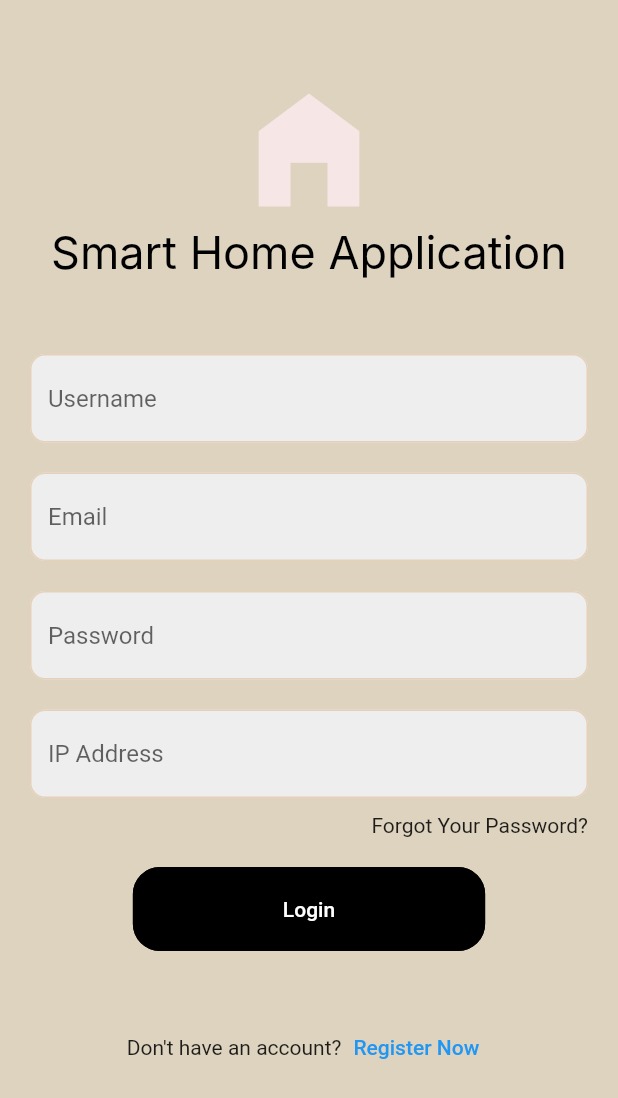
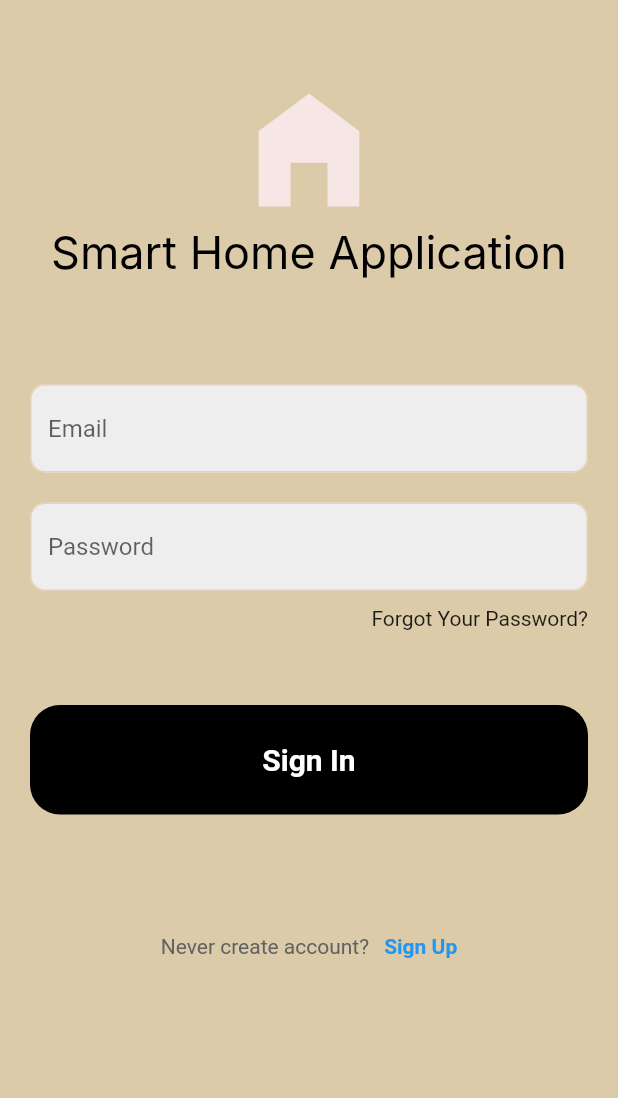
Before and after one commit to Adyatma-Dwiki/TugasRancangMade, a Flutter app: the screen it shows after launch, on a phone screen of 412 x 824 dp. Shown: the top 1098 px of the screen. Run offline on Flutter 3.47's test engine with Material 2 defaults, Android fonts, the light colour scheme and no system bars; our stand-ins replace firebase_auth, firebase_core; accounts and stored records are empty; Roboto replaces fonts that are missing (Inter).

Commit message:
Update semua bang

```diff
--- /dev/null
+++ b/lib/components/my_button.dart
@@ -0,0 +1,33 @@
+// ignore_for_file: prefer_const_constructors
+
+import 'package:flutter/material.dart';
+
+class MyButton extends StatelessWidget {
+  const MyButton({super.key, required this.onTap, required this.text});
+
+  final Function()? onTap;
+  final String text;
+  @override
+  Widget build(BuildContext context) {
+    return GestureDetector(
+      onTap: onTap,
+      child: Container(
+        padding: EdgeInsets.all(25),
+        margin: EdgeInsets.symmetric(horizontal: 20),
+        decoration: BoxDecoration(
+          color: Color.fromARGB(255, 0, 0, 0),
+          borderRadius: BorderRadius.circular(20),
+        ),
+        child: Center(
+          child: Text(
+            text,
+            style: const TextStyle(
+            color: Colors.white,
+            fontSize: 20,
+            fontWeight: FontWeight.bold),
+          ),
+        ),
+      ),
+    );
+  }
+}
--- a/lib/main.dart
+++ b/lib/main.dart
@@ -1,10 +1,16 @@
-// ignore_for_file: use_key_in_widget_constructors
+// ignore_for_file: use_key_in_widget_constructors, unused_import, prefer_typing_uninitialized_variables, non_constant_identifier_names, prefer_const_constructors
 
 import 'package:flutter/material.dart';
+import 'package:firebase_core/firebase_core.dart';
+import 'package:tugasrancang/pages/auth_page.dart';
+import 'firebase_options.dart';
+import 'pages/login_page.dart';
 
-import 'login_page.dart';
-
-void main() {
+void main() async{
+  WidgetsFlutterBinding.ensureInitialized();
+  await Firebase.initializeApp(
+  options: DefaultFirebaseOptions.currentPlatform,
+);
   runApp( MyApp());
 }
 
@@ -14,7 +20,7 @@ class MyApp extends StatelessWidget {
   Widget build(BuildContext context) {
     return MaterialApp(
       debugShowCheckedModeBanner: false,
-      home: LoginPage(),
+      home: AuthPage(),
 
     );
   }
--- /dev/null
+++ b/lib/pages/auth_page.dart
@@ -0,0 +1,27 @@
+// ignore_for_file: use_key_in_widget_constructors, prefer_const_constructors, unused_import
+
+import 'package:flutter/material.dart';
+import 'package:firebase_auth/firebase_auth.dart';
+
+import 'home_page.dart';
+import 'login_or_register.dart';
+import 'login_page.dart';
+
+class AuthPage extends StatelessWidget {
+
+  @override
+  Widget build(BuildContext context) {
+    return  Scaffold(
+      body: StreamBuilder<User?>(
+        stream: FirebaseAuth.instance.authStateChanges(),
+        builder: ((context, snapshot) {
+          if(snapshot.hasData){
+            return HomePage();
+          }else
+          {
+            return LoginOrRegisterPage();
+          }
+        }),),
+    );
+  }
+}
--- /dev/null
+++ b/lib/pages/login_or_register.dart
@@ -0,0 +1,32 @@
+import 'package:flutter/material.dart';
+import 'package:tugasrancang/pages/register_page.dart';
+
+import 'login_page.dart';
+
+class LoginOrRegisterPage extends StatefulWidget {
+  const LoginOrRegisterPage({super.key});
+
+  @override
+  State<LoginOrRegisterPage> createState() => _LoginOrRegisterPageState();
+}
+
+class _LoginOrRegisterPageState extends State<LoginOrRegisterPage> {
+  //initially show login page
+  bool showLoginPage = true;
+
+  //toggle between login and register page
+  void togglePages() {
+    setState(() {
+      showLoginPage = !showLoginPage;
+    });
+  }
+
+  @override
+  Widget build(BuildContext context) {
+    if (showLoginPage){
+      return LoginPage(onTap: togglePages);
+    }else{
+      return RegisterPage(onTap: togglePages);
+    }
+  }
+}
--- a/lib/login_page.dart
+++ b/lib/pages/login_page.dart
@@ -1,18 +1,63 @@
-// ignore_for_file: prefer_const_constructors, use_key_in_widget_constructors, sort_child_properties_last
+// ignore_for_file: prefer_const_constructors, use_key_in_widget_constructors, sort_child_properties_last, avoid_print, prefer_const_literals_to_create_immutables, empty_constructor_bodies
 
+import 'package:firebase_auth/firebase_auth.dart';
 import 'package:flutter/material.dart';
+import 'package:tugasrancang/components/my_button.dart';
 import 'package:tugasrancang/components/my_textfield.dart';
 
-class LoginPage extends StatelessWidget {
-  final usernameController = TextEditingController();
+class LoginPage extends StatefulWidget {
+  final Function()? onTap;
+  const LoginPage({super.key, required this.onTap});
+
+  @override
+  State<LoginPage> createState() => _LoginPageState();
+}
+
+class _LoginPageState extends State<LoginPage> {
+
   final emailController = TextEditingController();
+
   final passwordcontroller = TextEditingController();
-  final ipaddresscontroller = TextEditingController();
+
+  void signUserIn()async{
+
+    showDialog(context: context,
+    builder: (context){
+      return const Center(
+        child: CircularProgressIndicator());
+    }
+    );
+
+    try{
+      await FirebaseAuth.instance.signInWithEmailAndPassword(
+        email: emailController.text,
+        password: passwordcontroller.text);
+      Navigator.pop(context);
+    }on FirebaseAuthException catch(e){
+      Navigator.pop(context);
+      showErorMesaage(e.code);
+    }
+
+  }
+
+  void showErorMesaage(String message){
+    showDialog(
+    context: context,
+    builder: (context){
+      return  AlertDialog(
+        backgroundColor: Colors.deepOrange,
+        title: Center(
+          child:Text(message, style: TextStyle(color: Colors.white)) ,));
+    }
+    );
+  }
+
+
 
   @override
   Widget build(BuildContext context) {
     return Scaffold(
-        backgroundColor: Color.fromARGB(200, 212, 199, 173),
+        backgroundColor: Color(0xFFDCCBA9),
         body: SafeArea(
             child: Center(
           child: Column(
@@ -37,13 +82,6 @@ class LoginPage extends StatelessWidget {
               ),
               const SizedBox(height: 50),
 
-              //username
-              MyTextField(
-                controller: usernameController,
-                hintText: "Username",
-                obscureText: false,
-              ),
-
               //email
               const SizedBox(height: 20),
 
@@ -61,14 +99,6 @@ class LoginPage extends StatelessWidget {
                 obscureText: true,
               ),
 
-              //ipaddress
-              const SizedBox(height: 20),
-              MyTextField(
-                controller: ipaddresscontroller,
-                hintText: "IP Address",
-                obscureText: false,
-              ),
-
               const SizedBox(height: 10),
               Padding(
                 padding: const EdgeInsets.symmetric(horizontal: 20),
@@ -80,37 +110,29 @@ class LoginPage extends StatelessWidget {
                   ],
                 ),
               ),
-              const SizedBox(height: 20),
-             Row(
-              mainAxisAlignment: MainAxisAlignment.center,
-               children: [
-                 TextButton(
-                  onPressed: (){},
-                  child: Text("Login", style: TextStyle(color: Colors.white),),
-                  style: ButtonStyle(
-                    backgroundColor: MaterialStateProperty.all<Color>(Colors.black),
-                    padding: MaterialStateProperty.all<EdgeInsets>(EdgeInsets.symmetric(horizontal: 100, vertical: 20)),
-                    shape: MaterialStateProperty.all<RoundedRectangleBorder>(
-                      RoundedRectangleBorder(
-                        borderRadius: BorderRadius.circular(18.0),
-                        side: BorderSide(color: Colors.black)
-                      )
-                    )
-                  ),
+              const SizedBox(height: 50),
+
+              //login button
+              MyButton(
+                onTap: () {
+                  signUserIn();
+                }, text: 'Sign In',
                 ),
 
-               ],
-             ),
-              const SizedBox(height: 40),
+              const SizedBox(height: 80),
               Row(
                 mainAxisAlignment: MainAxisAlignment.center,
-                // ignore: prefer_const_literals_to_create_immutables
                 children: [
-                  Text("Don't have an account?"),
-                  TextButton(
-                    onPressed: () {},
-                    child: Text("Register Now"),
+                  Text('Never create account?',
+                  style: TextStyle(color: Colors.grey[700],),
                   ),
+                  const SizedBox(width: 10),
+                  GestureDetector(
+                    onTap: widget.onTap,
+                    child: const Text('Sign Up',
+                    style: TextStyle(color: Colors.blue,
+                       fontWeight: FontWeight.bold ),),
+                  )
                 ],
               ),
             ],
--- a/pubspec.yaml
+++ b/pubspec.yaml
@@ -35,6 +35,8 @@ dependencies:
   # The following adds the Cupertino Icons font to your application.
   # Use with the CupertinoIcons class for iOS style icons.
   cupertino_icons: ^1.0.2
+  firebase_core: ^2.7.0
+  firebase_auth: ^4.2.9
 
 dev_dependencies:
   flutter_test:
```
Also changed, not shown: lib/pages/home_page.dart (added, +33 -0 lines), lib/pages/register_page.dart (added, +142 -0 lines), lib/firebase_options.dart (added), pubspec.lock, 3 other files.
